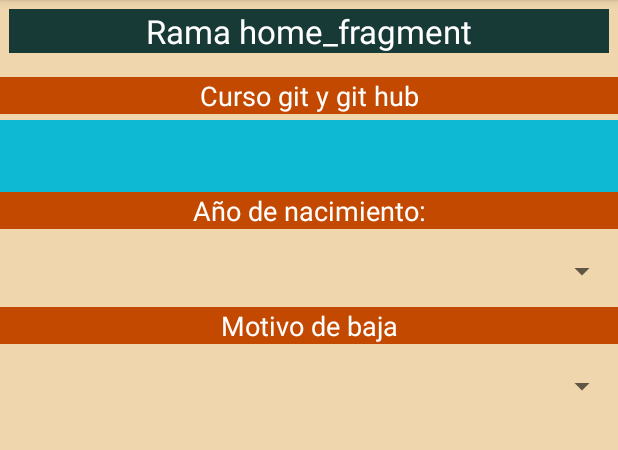
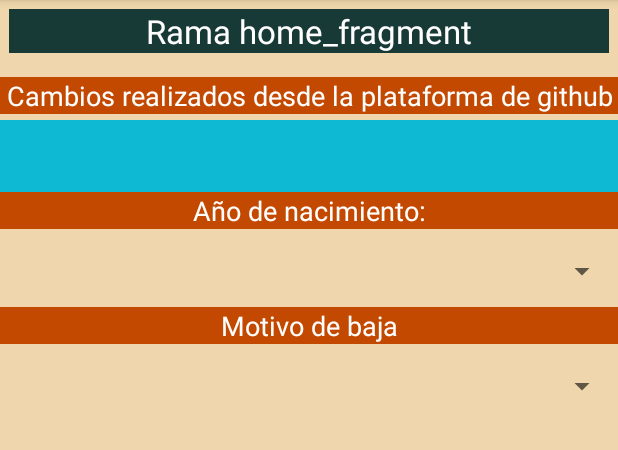
Before and after one commit to mhernandez-sys/App_ActCirculantes, an Android app: the fragment HomeFragment shown on its own in the app's theme, on a phone screen of 412 x 824 dp, the part 84-534 px from its top. Run offline under Robolectric (Android 15) with nearby library versions, the phone set to English and light mode, and no system bars.

Commit message:
Se cambio un titulo de la app
Prueba de cambios en git

```diff
--- a/app/src/main/res/layout/fragment_home.xml
+++ b/app/src/main/res/layout/fragment_home.xml
@@ -30,7 +30,7 @@
             android:id="@+id/textView10"
             android:layout_width="match_parent"
             android:layout_height="wrap_content"
-            android:text="Curso git y git hub"
+            android:text="Cambios realizados desde la plataforma de github"
             android:layout_marginTop="10dp"
             android:background="@color/botones"
             android:textColor="@color/white"
```
